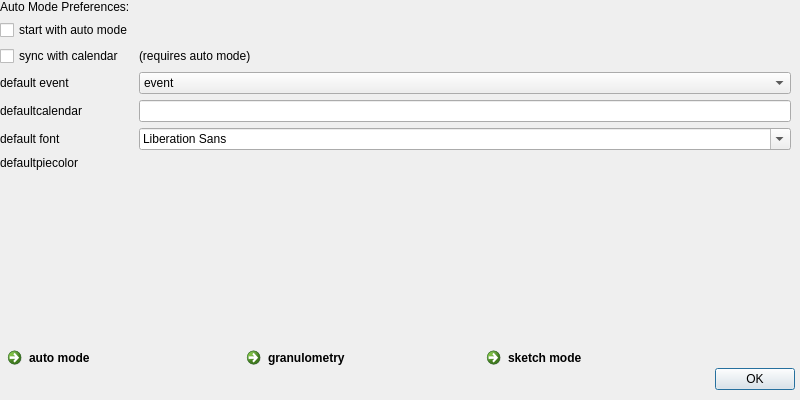
The window that src/settings_3.ui (deddu/todoy_legacy) describes before a commit, drawn with Qt 5.
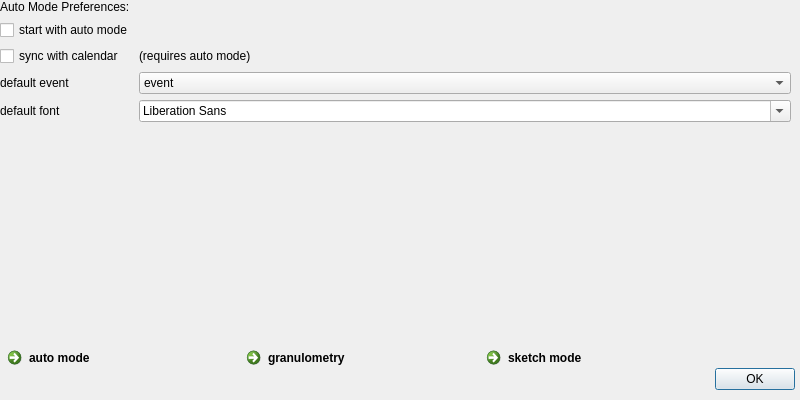
The same window after the commit. The open tabs and pages were chosen to show the change.

Commit message: yellow errorbar, new version, settings, misc bugfixes

```diff
--- a/src/settings_3.ui
+++ b/src/settings_3.ui
@@ -94,32 +94,15 @@
        </widget>
       </item>
       <item row="5" column="0">
-       <widget class="QLabel" name="label">
-        <property name="text">
-         <string>defaultcalendar</string>
-        </property>
-       </widget>
-      </item>
-      <item row="5" column="1">
-       <widget class="QLineEdit" name="lineEdit"/>
-      </item>
-      <item row="6" column="0">
        <widget class="QLabel" name="defautlFontLabel">
         <property name="text">
          <string>default font</string>
         </property>
        </widget>
       </item>
-      <item row="6" column="1">
+      <item row="5" column="1">
        <widget class="QFontComboBox" name="fontComboBox"/>
       </item>
-      <item row="7" column="0">
-       <widget class="QLabel" name="defaultpiecolorLabel">
-        <property name="text">
-         <string>defaultpiecolor</string>
-        </property>
-       </widget>
-      </item>
      </layout>
     </widget>
    </widget>
@@ -329,7 +312,7 @@
      <x>0</x>
      <y>340</y>
      <width>712</width>
-     <height>41</height>
+     <height>51</height>
     </rect>
    </property>
    <layout class="QHBoxLayout" name="horizontalLayout_2">
```
Left out of the diff: 2 changed lines with no effect on the pictures. The commit also changes 123 other files.
